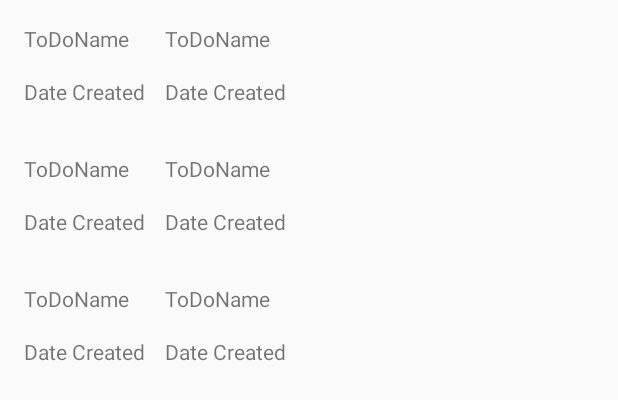
After one commit to howweiren999/JUSTDOIT, an Android app: the layout activity_todolist_history.xml on its own in the app's theme, with its tools: preview values and no code run, on a phone screen of 412 x 824 dp. The commit adds this screen. Shown: the top 400 px of the screen. Run offline under Robolectric (Android 15) with nearby library versions, the phone set to English and light mode, and no system bars; network calls fail.

Commit message:
todolist done

```diff
--- /dev/null
+++ b/app/src/main/res/layout/activity_todolist_history.xml
@@ -0,0 +1,19 @@
+<?xml version="1.0" encoding="utf-8"?>
+<androidx.constraintlayout.widget.ConstraintLayout xmlns:android="http://schemas.android.com/apk/res/android"
+    xmlns:app="http://schemas.android.com/apk/res-auto"
+    xmlns:tools="http://schemas.android.com/tools"
+    android:id="@+id/linearLayout3"
+    android:layout_width="match_parent"
+    android:layout_height="match_parent"
+    tools:context=".DashboardActivity">
+
+    <androidx.recyclerview.widget.RecyclerView
+        android:id="@+id/todolist_historyview"
+        android:layout_width="0dp"
+        android:layout_height="0dp"
+        app:layout_constraintBottom_toBottomOf="parent"
+        app:layout_constraintEnd_toEndOf="parent"
+        app:layout_constraintStart_toStartOf="parent"
+        app:layout_constraintTop_toTopOf="parent"
+        tools:listitem="@layout/rv_child_history"/>
+</androidx.constraintlayout.widget.ConstraintLayout>
--- /dev/null
+++ b/app/src/main/res/layout/rv_child_history.xml
@@ -0,0 +1,59 @@
+<?xml version="1.0" encoding="utf-8"?>
+<androidx.constraintlayout.widget.ConstraintLayout xmlns:android="http://schemas.android.com/apk/res/android"
+    xmlns:app="http://schemas.android.com/apk/res-auto"
+    xmlns:tools="http://schemas.android.com/tools"
+    android:id="@+id/linearLayout4"
+    android:layout_width="match_parent"
+    android:layout_height="wrap_content"
+    android:orientation="vertical">
+
+
+    <TextView
+        android:id="@+id/textView"
+        android:layout_width="wrap_content"
+        android:layout_height="wrap_content"
+        android:layout_marginStart="16dp"
+        android:layout_marginLeft="16dp"
+        android:layout_marginTop="16dp"
+        android:text="@string/ToDoName"
+        app:layout_constraintStart_toStartOf="parent"
+        app:layout_constraintTop_toTopOf="parent" />
+
+    <TextView
+        android:id="@+id/textView2"
+        android:layout_width="wrap_content"
+        android:layout_height="wrap_content"
+        android:layout_marginStart="16dp"
+        android:layout_marginLeft="16dp"
+        android:layout_marginTop="16dp"
+        android:layout_marginBottom="16dp"
+        android:text="@string/dateCreated"
+        app:layout_constraintBottom_toBottomOf="parent"
+        app:layout_constraintStart_toStartOf="parent"
+        app:layout_constraintTop_toBottomOf="@+id/textView" />
+
+    <androidx.constraintlayout.widget.Guideline
+        android:id="@+id/guideline"
+        android:layout_width="wrap_content"
+        android:layout_height="wrap_content"
+        android:orientation="vertical"
+        app:layout_constraintGuide_begin="110dp" />
+
+    <TextView
+        android:id="@+id/textViewTodoName"
+        android:layout_width="wrap_content"
+        android:layout_height="wrap_content"
+        android:text="@string/ToDoName"
+        app:layout_constraintBottom_toBottomOf="@+id/textView"
+        app:layout_constraintStart_toStartOf="@+id/guideline"
+        app:layout_constraintTop_toTopOf="@+id/textView" />
+
+    <TextView
+        android:id="@+id/textViewDateCreated"
+        android:layout_width="wrap_content"
+        android:layout_height="wrap_content"
+        android:text="@string/dateCreated"
+        app:layout_constraintBottom_toBottomOf="@+id/textView2"
+        app:layout_constraintStart_toStartOf="@+id/guideline"
+        app:layout_constraintTop_toTopOf="@+id/textView2" />
+</androidx.constraintlayout.widget.ConstraintLayout>
--- a/app/src/main/res/values/strings.xml
+++ b/app/src/main/res/values/strings.xml
@@ -25,6 +25,13 @@
     <string name ="timerPrefURL">timerpref/create.php</string>
     <string name="Use">Use</string>
     <string name="url_timerpref_read">timerpref/read.php</string>
+    <string name="url_todolist_create">todolist/create.php</string>
+    <string name="viewHistory">History</string>
+    <string name="addToHist">Add</string>
+    <string name="ToDoName">ToDoName</string>
+    <string name="dateCreated">Date Created</string>
+    <string name="url_todolist_read_one">todolist/read_one.php</string>
+    <string name="url_todolist_read">todolist/read.php</string>
 
 
 </resources>
```
Also changed, not shown: app/src/main/AndroidManifest.xml (+9 -1 lines), app/src/main/java/com/example/FindFun/DashboardActivity.kt (+81 -5 lines), app/src/main/java/com/example/FindFun/HistoryActivity.kt (added, +125 -0 lines), app/src/main/java/com/example/FindFun/HistoryAdapter.kt (added, +37 -0 lines), app/src/main/java/com/example/FindFun/ToDoList.kt (added, +11 -0 lines), app/src/main/java/com/example/FindFun/ToDoListHistory.kt (added, +71 -0 lines), app/src/main/res/layout/activity_dashboard.xml (+17 -0 lines), app/src/main/res/layout/rv_child_dashboard.xml (+8 -0 lines), app/src/main/res/menu/menu_main.xml (added, +11 -0 lines).
